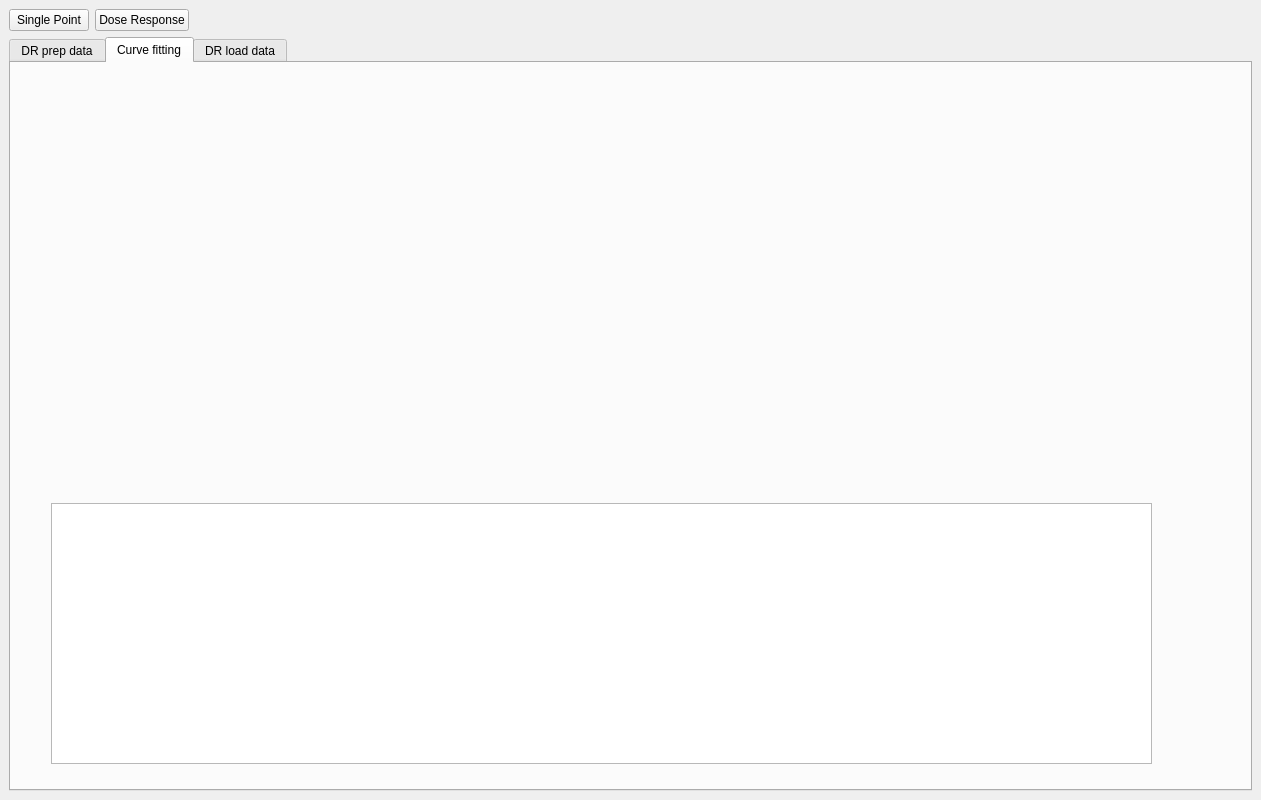
Above: frontend/assets/doseResponseTab.ui from dahlbma/assayLoader before the change. Below: the same form after it.
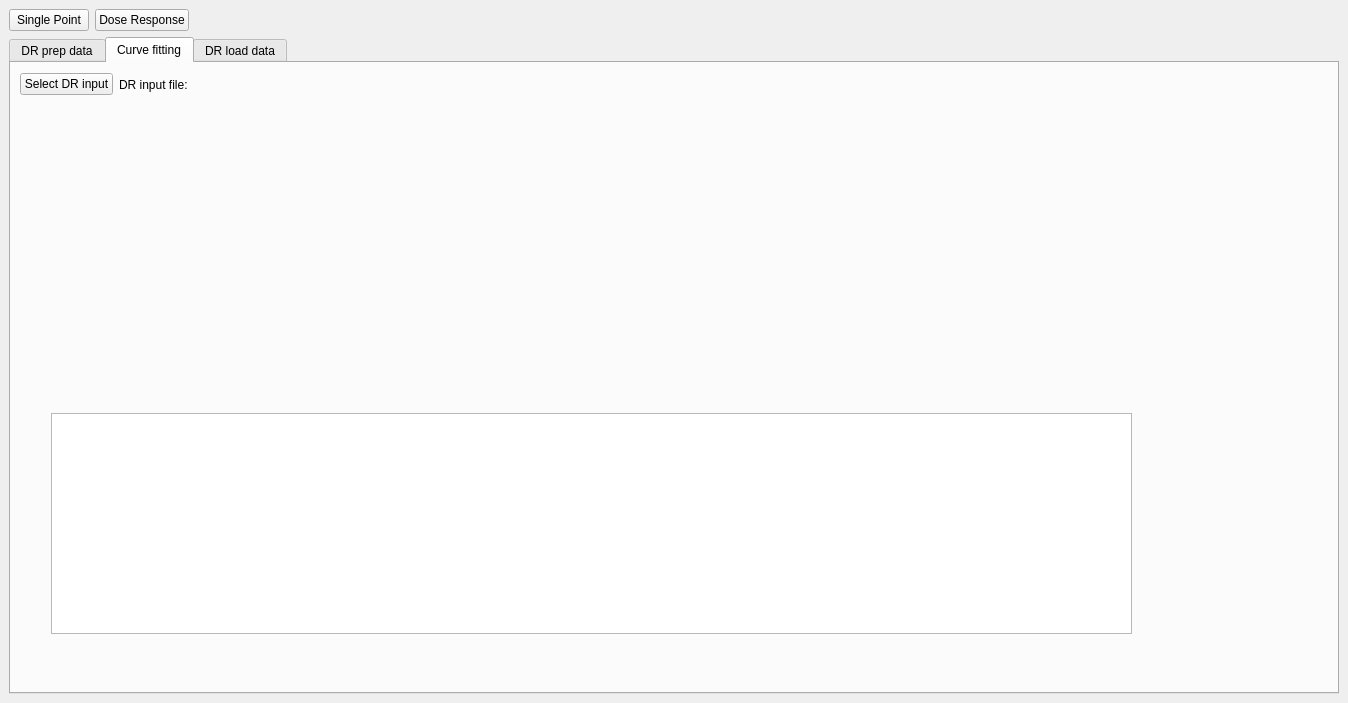
That is the form after the change. The open tabs and pages were chosen to show the change.

What changed in the file:
```diff
--- a/frontend/assets/doseResponseTab.ui
+++ b/frontend/assets/doseResponseTab.ui
@@ -6,8 +6,8 @@
    <rect>
     <x>0</x>
     <y>0</y>
-    <width>1261</width>
-    <height>800</height>
+    <width>1348</width>
+    <height>703</height>
    </rect>
   </property>
   <property name="windowTitle">
@@ -105,12 +105,69 @@
           <property name="geometry">
            <rect>
             <x>40</x>
-            <y>440</y>
-            <width>1101</width>
-            <height>261</height>
+            <y>350</y>
+            <width>1081</width>
+            <height>221</height>
            </rect>
           </property>
          </widget>
+         <widget class="QWidget" name="">
+          <property name="geometry">
+           <rect>
+            <x>9</x>
+            <y>9</y>
+            <width>1161</width>
+            <height>25</height>
+           </rect>
+          </property>
+          <layout class="QHBoxLayout" name="horizontalLayout_3">
+           <item>
+            <widget class="QPushButton" name="selectDRInput_btn">
+             <property name="text">
+              <string>Select DR input</string>
+             </property>
+            </widget>
+           </item>
+           <item>
+            <widget class="QLabel" name="label_2">
+             <property name="sizePolicy">
+              <sizepolicy hsizetype="Preferred" vsizetype="Preferred">
+               <horstretch>0</horstretch>
+               <verstretch>0</verstretch>
+              </sizepolicy>
+             </property>
+             <property name="minimumSize">
+              <size>
+               <width>345</width>
+               <height>0</height>
+              </size>
+             </property>
+             <property name="text">
+              <string>DR input file:</string>
+             </property>
+            </widget>
+           </item>
+           <item>
+            <widget class="QLabel" name="drInputFile_lab">
+             <property name="sizePolicy">
+              <sizepolicy hsizetype="Expanding" vsizetype="Fixed">
+               <horstretch>0</horstretch>
+               <verstretch>0</verstretch>
+              </sizepolicy>
+             </property>
+             <property name="maximumSize">
+              <size>
+               <width>4000</width>
+               <height>23</height>
+              </size>
+             </property>
+             <property name="text">
+              <string/>
+             </property>
+            </widget>
+           </item>
+          </layout>
+         </widget>
         </widget>
         <widget class="QWidget" name="dr_load_data">
          <attribute name="title">
```
Left out of the diff: 47 changed lines with no effect on the pictures. Lines whose indentation alone changed are shown as unchanged.
